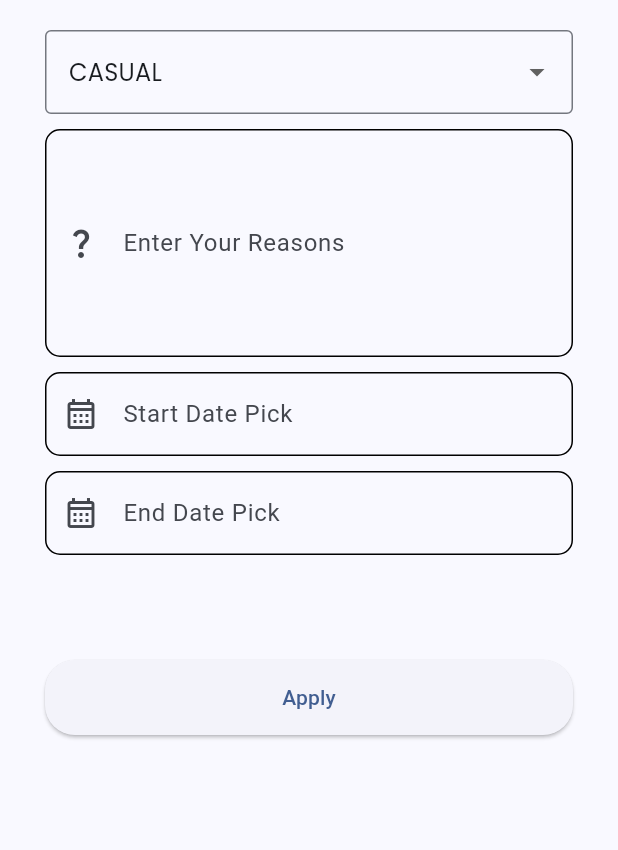
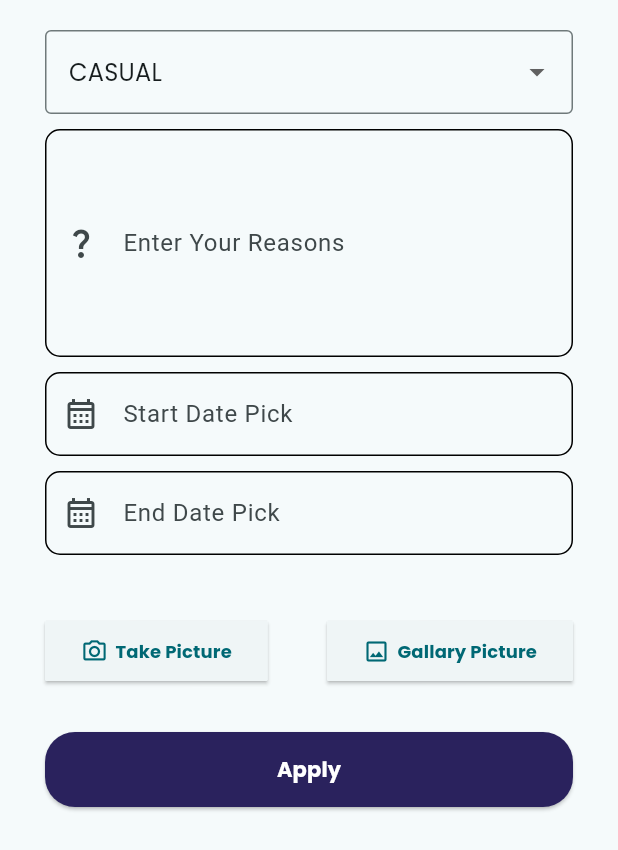
Before and after one commit to amaz11/apptriangle_flutter_app, a Flutter app: the Leave widget shown alone on an empty page, opened directly, on a phone screen of 412 x 824 dp. Shown: the top 850 px of the screen. Run offline on Flutter 3.47's test engine with Material 3 defaults, Android fonts, the phone set to English and light mode, and no system bars; our stand-ins replace geolocator, google_fonts, image_picker, jwt_decoder, permission_handler, shared_preferences; accounts and stored records are empty; network calls fail.

Commit message:
image visbility

```diff
--- /dev/null
+++ b/lib/cors/utils/appAssest.dart
@@ -0,0 +1,2 @@
+const profileImge = 'assets/images/profile.jpg';
+const image = 'assets/images/login_back.jpg';
--- a/lib/cors/utils/appConstant.dart
+++ b/lib/cors/utils/appConstant.dart
@@ -1,9 +1,11 @@
 import 'package:http/http.dart' as http;
 
+// https://apptriangle-node-backend.onrender.com/
 class AppConstant {
-  static String get baseUrl => 'http://192.168.0.101:8000/api/v1';
+  static String get baseUrl => 'http://192.168.0.102:8000/api/v1';
   static String loginUrl = "/auth/login";
   static String attendence = "/attendence";
   static String leave = "/leaves";
+  static String file = "/file/image";
   final client = http.Client();
 }
--- a/lib/main.dart
+++ b/lib/main.dart
@@ -46,7 +46,7 @@ class MyApp extends StatelessWidget {
         // This works for code too, not just values: Most code changes can be
         // tested with just a hot reload.
         colorScheme: ColorScheme.fromSeed(
-            seedColor: const Color.fromARGB(255, 152, 171, 210)),
+            seedColor: const Color.fromARGB(255, 255, 255, 255)),
         useMaterial3: true,
       ),
       home: FutureBuilder(
--- a/lib/module/leave/view/LeaveApply.dart
+++ b/lib/module/leave/view/LeaveApply.dart
@@ -1,9 +1,12 @@
-import 'dart:async';
+import 'dart:io';
+
 import 'package:attenapp/cors/theme/textStyle.dart';
 import 'package:attenapp/cors/utils/leaveApi.dart';
 import 'package:attenapp/cors/widget/SizedBoxHeight10.dart';
 import 'package:attenapp/cors/widget/SizedBoxHight20.dart';
 import 'package:flutter/material.dart';
+import 'package:image_picker/image_picker.dart';
+import 'package:permission_handler/permission_handler.dart';
 
 const List<String> list = <String>['CASUAL', 'SICK', 'ANNUAL'];
 
@@ -21,6 +24,9 @@ class _LeaveState extends State<Leave> {
   final TextEditingController _controllerDayStart = TextEditingController();
   final TextEditingController _controllerDayEnd = TextEditingController();
   String dropdownValue = list.first;
+  XFile? pickedFile;
+  late String file = "";
+  bool fileUploaded = false;
 
   int leaveDays = 0;
   List<DateTime> weekendsAndHolidays = [];
@@ -88,10 +94,10 @@ class _LeaveState extends State<Leave> {
     });
   }
 
-  Future _leaveApply({type, reason, dayStart, dayEnd}) async {
+  Future _leaveApply({type, reason, dayStart, dayEnd, file}) async {
     try {
       final res =
-          await LeaveService().leaveApply(type, reason, dayStart, dayEnd);
+          await LeaveService().leaveApply(type, reason, dayStart, dayEnd, file);
 
       if (res == null) {
         throw Exception('Response is null');
@@ -219,7 +225,70 @@ class _LeaveState extends State<Leave> {
             ),
             const SizedBoxHeight20(),
             customeDynamicLeaveCountWidget(),
-            const SizedBox(height: 50),
+            Visibility(
+                visible: pickedFile != null,
+                child: pickedFile != null
+                    ? Image.file(
+                        File(pickedFile!.path),
+                        height: 300,
+                        width: 300,
+                      )
+                    : Container()),
+            const SizedBoxHeight20(),
+            Row(
+              mainAxisAlignment: MainAxisAlignment.spaceBetween,
+              children: [
+                ElevatedButton(
+                    style: ElevatedButton.styleFrom(
+                        shape: RoundedRectangleBorder(
+                      borderRadius: BorderRadius.circular(1),
+                    )),
+                    onPressed: () {
+                      checkPermission('camera');
+                    },
+                    child: Row(
+                      children: [
+                        const Icon(
+                          Icons.camera_alt_outlined,
+                          size: 18,
+                        ),
+                        const SizedBox(
+                          width: 5,
+                        ),
+                        Text(
+                          'Take Picture',
+                          style: TextStyles.regular12
+                              .copyWith(fontWeight: FontWeight.bold),
+                        ),
+                      ],
+                    )),
+                ElevatedButton(
+                    style: ElevatedButton.styleFrom(
+                        shape: RoundedRectangleBorder(
+                      borderRadius: BorderRadius.circular(1),
+                    )),
+                    onPressed: () {
+                      checkPermission('gallery');
+                    },
+                    child: Row(
+                      children: [
+                        const Icon(
+                          Icons.image_outlined,
+                          size: 18,
+                        ),
+                        const SizedBox(
+                          width: 5,
+                        ),
+                        Text(
+                          'Gallary Picture',
+                          style: TextStyles.regular12
+                              .copyWith(fontWeight: FontWeight.bold),
+                        ),
+                      ],
+                    )),
+              ],
+            ),
+            const SizedBox(height: 30),
             Column(
               children: [
                 ElevatedButton(
@@ -228,18 +297,27 @@ class _LeaveState extends State<Leave> {
                     shape: RoundedRectangleBorder(
                       borderRadius: BorderRadius.circular(20),
                     ),
+                    backgroundColor: const Color(0xff2a225d),
                   ),
                   onPressed: () {
                     if (_formKey.currentState?.validate() ?? false) {
-                      _leaveApply(
-                          type: dropdownValue,
-                          reason: _controllerReason.text,
-                          dayStart: _controllerDayStart.text,
-                          dayEnd: _controllerDayEnd.text);
+                      if (fileUploaded == false) {
+                        _leaveApply(
+                            type: dropdownValue,
+                            reason: _controllerReason.text,
+                            dayStart: _controllerDayStart.text,
+                            dayEnd: _controllerDayEnd.text,
+                            file: file);
+                      }
                     }
                   },
-                  child: const Text("Apply"),
+                  child: Text(
+                    fileUploaded ? "Loading..." : "Apply",
+                    style: TextStyles.regular14.copyWith(
+                        color: Colors.white, fontWeight: FontWeight.bold),
+                  ),
                 ),
+                const SizedBoxHeight20(),
               ],
             ),
           ],
@@ -257,4 +335,53 @@ class _LeaveState extends State<Leave> {
       style: TextStyles.regular12,
     );
   }
+
+  checkPermission(selectPic) async {
+    Map<Permission, PermissionStatus> status = await [
+      Permission.camera,
+      Permission.storage,
+    ].request();
+    if (status[Permission.camera] != PermissionStatus.granted ||
+        status[Permission.storage] != PermissionStatus.granted) {
+      return;
+    }
+    pickedImage(selectPic);
+  }
+
+  pickedImage(selectPic) async {
+    final picker = ImagePicker();
+    if (selectPic == 'camera') {
+      pickedFile = await picker.pickImage(source: ImageSource.camera);
+
+      final response = await LeaveService().uploadimage(pickedFile);
+      setState(() {
+        fileUploaded = true;
+      });
+      if (response != null && response['ok'] == true) {
+        setState(() {
+          file = response['imagePath'];
+          fileUploaded = false;
+        });
+      }
+
+      setState(() {
+        fileUploaded = false;
+      });
+    } else {
+      pickedFile = await picker.pickImage(source: ImageSource.gallery);
+      final response = await LeaveService().uploadimage(pickedFile);
+      setState(() {
+        fileUploaded = true;
+      });
+      if (response != null && response['ok'] == true) {
+        setState(() {
+          file = response['imagePath'];
+          fileUploaded = false;
+        });
+      }
+      setState(() {
+        fileUploaded = false;
+      });
+    }
+  }
 }
--- a/pubspec.yaml
+++ b/pubspec.yaml
@@ -40,6 +40,8 @@ dependencies:
   geolocator: ^10.1.1
   jwt_decoder: ^2.0.1
   google_fonts: ^6.2.1
+  image_picker: ^1.1.1
+  permission_handler: ^11.3.1
 
 dev_dependencies:
   flutter_test:
@@ -64,8 +66,8 @@ flutter:
   uses-material-design: true
 
   # To add assets to your application, add an assets section, like this:
-  # assets:
-  #   - images/a_dot_burr.jpeg
+  assets:
+    - assets/images/
   #   - images/a_dot_ham.jpeg
 
   # An image asset can refer to one or more resolution-specific "variants", see
```
Also changed, not shown: lib/cors/utils/authApi.dart (+7 -2 lines), lib/cors/utils/leaveApi.dart (+21 -2 lines), lib/cors/widget/ProfileWidget.dart (added, +32 -0 lines), lib/module/auth/view/Login.dart (+12 -7 lines), lib/module/home/view/Home.dart (+2 -6 lines), lib/module/profile/view/Profile.dart (added, +64 -0 lines), assets/images/profile.jpg (added), pubspec.lock, 6 other files.
